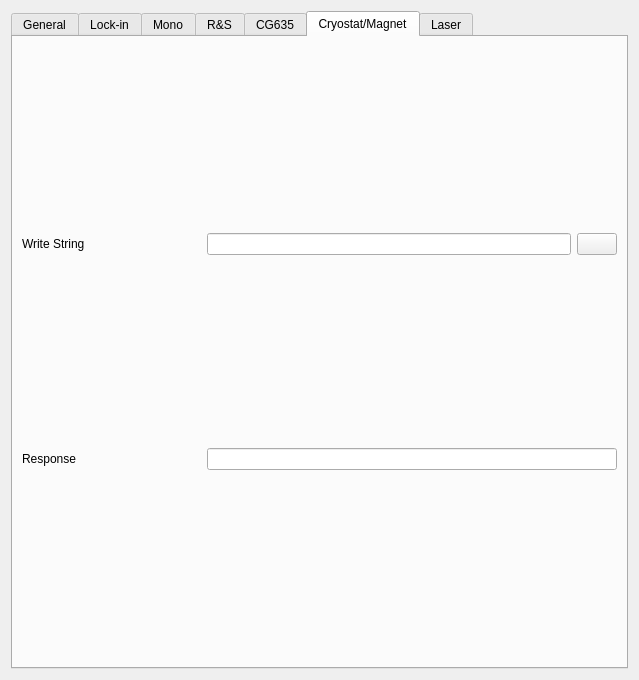
Before: the Qt Designer form PADMR/padmr/supp/settings/settings_widget_UI.ui in NREL/QIS, drawn with Qt 5.
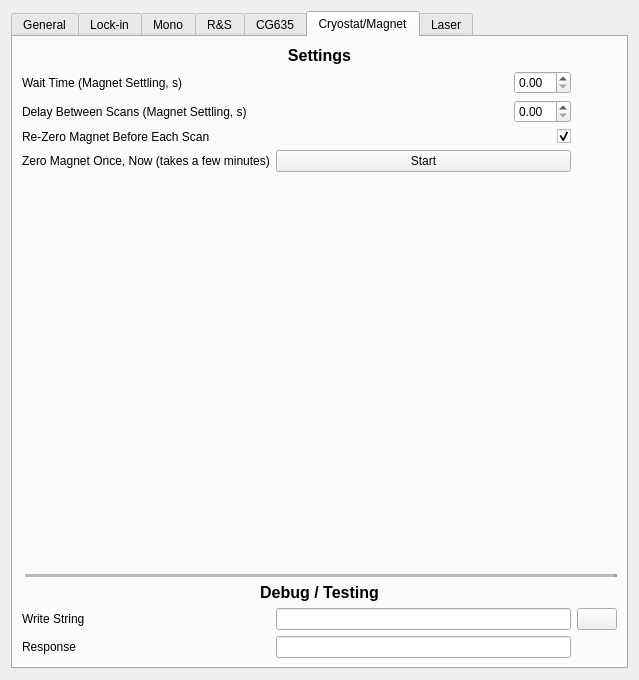
After: the same form once the commit is applied. The open tabs and pages were chosen to show the change. Icons and pictures are not drawn. Custom widgets are drawn as their Qt base class.

Commit message: Fixed some plotting issues. Added magnet stabilization delays

Diff of the .ui file:
```diff
--- a/PADMR/padmr/supp/settings/settings_widget_UI.ui
+++ b/PADMR/padmr/supp/settings/settings_widget_UI.ui
@@ -2638,8 +2638,17 @@
        <string>Cryostat/Magnet</string>
       </attribute>
       <layout class="QGridLayout" name="gridLayout_12">
-       <item row="0" column="0">
-        <widget class="QLabel" name="label_65">
+       <item row="0" column="0" colspan="4">
+        <layout class="QGridLayout" name="gridLayout_14">
+         <item row="3" column="0">
+          <widget class="QLabel" name="label_78">
+           <property name="text">
+            <string>Re-Zero Magnet Before Each Scan</string>
+           </property>
+          </widget>
+         </item>
+         <item row="10" column="0">
+          <widget class="QLabel" name="label_137">
          <property name="maximumSize">
           <size>
            <width>16777215</width>
@@ -2647,11 +2656,100 @@
           </size>
          </property>
          <property name="text">
-          <string>Write String</string>
+            <string>Response</string>
          </property>
         </widget>
        </item>
-       <item row="2" column="1" colspan="3">
+         <item row="8" column="0" colspan="3">
+          <widget class="QLabel" name="label_75">
+           <property name="font">
+            <font>
+             <pointsize>12</pointsize>
+             <weight>75</weight>
+             <bold>true</bold>
+            </font>
+           </property>
+           <property name="text">
+            <string>Debug / Testing</string>
+           </property>
+           <property name="alignment">
+            <set>Qt::AlignCenter</set>
+           </property>
+          </widget>
+         </item>
+         <item row="1" column="0">
+          <widget class="QLabel" name="label_73">
+           <property name="text">
+            <string>Wait Time (Magnet Settling, s)</string>
+           </property>
+          </widget>
+         </item>
+         <item row="3" column="1">
+          <widget class="QCheckBox" name="cryostat_zero_between_scans_chkbx">
+           <property name="layoutDirection">
+            <enum>Qt::RightToLeft</enum>
+           </property>
+           <property name="text">
+            <string/>
+           </property>
+           <property name="checked">
+            <bool>true</bool>
+           </property>
+          </widget>
+         </item>
+         <item row="6" column="0" colspan="3">
+          <spacer name="verticalSpacer_2">
+           <property name="orientation">
+            <enum>Qt::Vertical</enum>
+           </property>
+           <property name="sizeHint" stdset="0">
+            <size>
+             <width>20</width>
+             <height>40</height>
+            </size>
+           </property>
+          </spacer>
+         </item>
+         <item row="9" column="2">
+          <widget class="QPushButton" name="cryostat_send_cmd_btn">
+           <property name="maximumSize">
+            <size>
+             <width>40</width>
+             <height>16777215</height>
+            </size>
+           </property>
+           <property name="text">
+            <string/>
+           </property>
+           <property name="icon">
+            <iconset>
+             <normaloff>../icons/arrow.png</normaloff>../icons/arrow.png</iconset>
+           </property>
+          </widget>
+         </item>
+         <item row="9" column="1">
+          <widget class="QLineEdit" name="cryostat_write_cmd_lnedt"/>
+         </item>
+         <item row="2" column="1" alignment="Qt::AlignRight">
+          <widget class="QDoubleSpinBox" name="cryostat_delay_between_scans_spbx">
+           <property name="maximumSize">
+            <size>
+             <width>100</width>
+             <height>16777215</height>
+            </size>
+           </property>
+           <property name="toolTip">
+            <string>&lt;html&gt;&lt;head/&gt;&lt;body&gt;&lt;p&gt;The field settling is slower when going to B=0, especially for the last 10 mT. Hence the extra delay between scans. It takes ~5 full seconds.&lt;/p&gt;&lt;p&gt;It is likely that the settling is slow whenever the next setpoint is below the current one&lt;/p&gt;&lt;/body&gt;&lt;/html&gt;</string>
+           </property>
+           <property name="layoutDirection">
+            <enum>Qt::LeftToRight</enum>
+           </property>
+           <property name="alignment">
+            <set>Qt::AlignLeading|Qt::AlignLeft|Qt::AlignVCenter</set>
+           </property>
+          </widget>
+         </item>
+         <item row="10" column="1">
         <widget class="QLineEdit" name="cryostat_response_lnedt">
          <property name="readOnly">
           <bool>true</bool>
@@ -2661,28 +2759,61 @@
          </property>
         </widget>
        </item>
-       <item row="0" column="1" colspan="2">
-        <widget class="QLineEdit" name="cryostat_write_cmd_lnedt"/>
-       </item>
-       <item row="0" column="3">
-        <widget class="QPushButton" name="cryostat_send_cmd_btn">
+         <item row="1" column="1" alignment="Qt::AlignRight">
+          <widget class="QDoubleSpinBox" name="cryostat_magnet_settling_time_sbpx">
          <property name="maximumSize">
           <size>
-           <width>40</width>
+             <width>100</width>
            <height>16777215</height>
           </size>
          </property>
-         <property name="text">
-          <string/>
-         </property>
-         <property name="icon">
-          <iconset>
-           <normaloff>../icons/arrow.png</normaloff>../icons/arrow.png</iconset>
+           <property name="toolTip">
+            <string>&lt;html&gt;&lt;head/&gt;&lt;body&gt;&lt;p&gt;The Magnet takes time to reach the setpoint.&lt;/p&gt;&lt;p&gt; The exact amount of time depends on the specifics of the step. ~90-95% of the change occurs within ~0.5 seconds, but the field isn't really &amp;quot;stable&amp;quot; until ~0.8-1 second after it begins. &lt;/p&gt;&lt;p&gt;The field settling is even slower when going to B=0, especially for the last 10 mT. Hence the extra delay between scans. It takes ~5 full seconds.&lt;br/&gt;&lt;/p&gt;&lt;p&gt;It is likely that the settling is slow whenever the next setpoint is below the current one&lt;/p&gt;&lt;/body&gt;&lt;/html&gt;</string>
          </property>
         </widget>
        </item>
        <item row="2" column="0">
-        <widget class="QLabel" name="label_137">
+          <widget class="QLabel" name="label_77">
+           <property name="text">
+            <string>Delay Between Scans (Magnet Settling, s)</string>
+           </property>
+          </widget>
+         </item>
+         <item row="7" column="0" colspan="3">
+          <widget class="QFrame" name="frame_8">
+           <property name="frameShape">
+            <enum>QFrame::HLine</enum>
+           </property>
+           <property name="frameShadow">
+            <enum>QFrame::Raised</enum>
+           </property>
+           <property name="lineWidth">
+            <number>3</number>
+           </property>
+           <property name="midLineWidth">
+            <number>5</number>
+           </property>
+          </widget>
+         </item>
+         <item row="0" column="0" colspan="3">
+          <widget class="QLabel" name="label_76">
+           <property name="font">
+            <font>
+             <pointsize>12</pointsize>
+             <weight>75</weight>
+             <bold>true</bold>
+            </font>
+           </property>
+           <property name="text">
+            <string>Settings</string>
+           </property>
+           <property name="alignment">
+            <set>Qt::AlignCenter</set>
+           </property>
+          </widget>
+         </item>
+         <item row="9" column="0">
+          <widget class="QLabel" name="label_65">
          <property name="maximumSize">
           <size>
            <width>16777215</width>
@@ -2690,9 +2821,25 @@
           </size>
          </property>
          <property name="text">
-          <string>Response</string>
-         </property>
-        </widget>
+            <string>Write String</string>
+           </property>
+          </widget>
+         </item>
+         <item row="4" column="1">
+          <widget class="QPushButton" name="cryostat_zero_magnet_now_btn">
+           <property name="text">
+            <string>Start</string>
+           </property>
+          </widget>
+         </item>
+         <item row="4" column="0">
+          <widget class="QLabel" name="label_79">
+           <property name="text">
+            <string>Zero Magnet Once, Now (takes a few minutes)</string>
+           </property>
+          </widget>
+         </item>
+        </layout>
        </item>
       </layout>
      </widget>
```
Left out of the diff: 4 changed lines with no effect on the pictures. Lines whose indentation alone changed are shown as unchanged. The commit also changes 79 other files.
